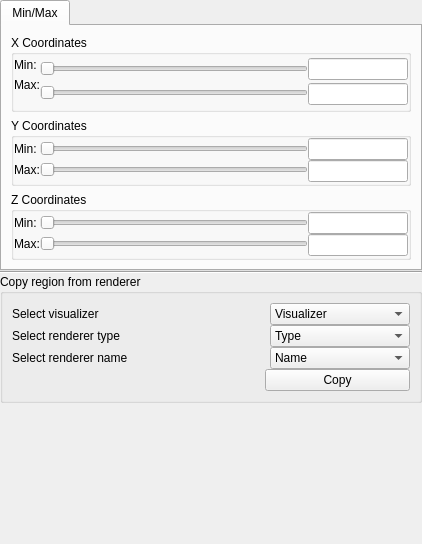
Qt form apps/vaporgui/ui/GeometryWidgetGUI.ui (StasJ/vapor-formatted) before a commit.
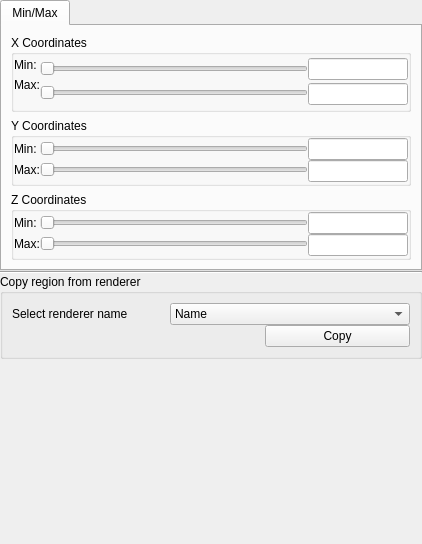
The same form after that commit.

Commit message: Changes to copy region functionality in GeometryWidget

The edit to the form file:
```diff
--- a/apps/vaporgui/ui/GeometryWidgetGUI.ui
+++ b/apps/vaporgui/ui/GeometryWidgetGUI.ui
@@ -1938,108 +1938,6 @@
         <property name="bottomMargin">
          <number>0</number>
         </property>
-        <item>
-         <layout class="QHBoxLayout" name="horizontalLayout_9">
-          <property name="spacing">
-           <number>0</number>
-          </property>
-          <property name="topMargin">
-           <number>0</number>
-          </property>
-          <item>
-           <widget class="QLabel" name="label_2">
-            <property name="text">
-             <string>Select visualizer</string>
-            </property>
-           </widget>
-          </item>
-          <item>
-           <spacer name="horizontalSpacer_4">
-            <property name="orientation">
-             <enum>Qt::Horizontal</enum>
-            </property>
-            <property name="sizeHint" stdset="0">
-             <size>
-              <width>40</width>
-              <height>20</height>
-             </size>
-            </property>
-           </spacer>
-          </item>
-          <item>
-           <widget class="QComboBox" name="copyVisCombo">
-            <property name="minimumSize">
-             <size>
-              <width>140</width>
-              <height>0</height>
-             </size>
-            </property>
-            <property name="maximumSize">
-             <size>
-              <width>120</width>
-              <height>16777215</height>
-             </size>
-            </property>
-            <item>
-             <property name="text">
-              <string>Visualizer</string>
-             </property>
-            </item>
-           </widget>
-          </item>
-         </layout>
-        </item>
-        <item>
-         <layout class="QHBoxLayout" name="horizontalLayout_7">
-          <property name="spacing">
-           <number>0</number>
-          </property>
-          <property name="topMargin">
-           <number>0</number>
-          </property>
-          <item>
-           <widget class="QLabel" name="label_7">
-            <property name="text">
-             <string>Select renderer type</string>
-            </property>
-           </widget>
-          </item>
-          <item>
-           <spacer name="horizontalSpacer_3">
-            <property name="orientation">
-             <enum>Qt::Horizontal</enum>
-            </property>
-            <property name="sizeHint" stdset="0">
-             <size>
-              <width>40</width>
-              <height>20</height>
-             </size>
-            </property>
-           </spacer>
-          </item>
-          <item>
-           <widget class="QComboBox" name="copyRenTypeCombo">
-            <property name="minimumSize">
-             <size>
-              <width>140</width>
-              <height>0</height>
-             </size>
-            </property>
-            <property name="maximumSize">
-             <size>
-              <width>120</width>
-              <height>16777215</height>
-             </size>
-            </property>
-            <item>
-             <property name="text">
-              <string>Type</string>
-             </property>
-            </item>
-           </widget>
-          </item>
-         </layout>
-        </item>
         <item>
          <layout class="QHBoxLayout" name="horizontalLayout_11">
           <property name="spacing">
@@ -2072,7 +1970,7 @@
            <widget class="QComboBox" name="copyRenNameCombo">
             <property name="minimumSize">
              <size>
-              <width>140</width>
+              <width>240</width>
               <height>0</height>
              </size>
             </property>
```
Left out of the diff: 2 changed lines with no effect on the pictures. The commit also changes 2 other files.
